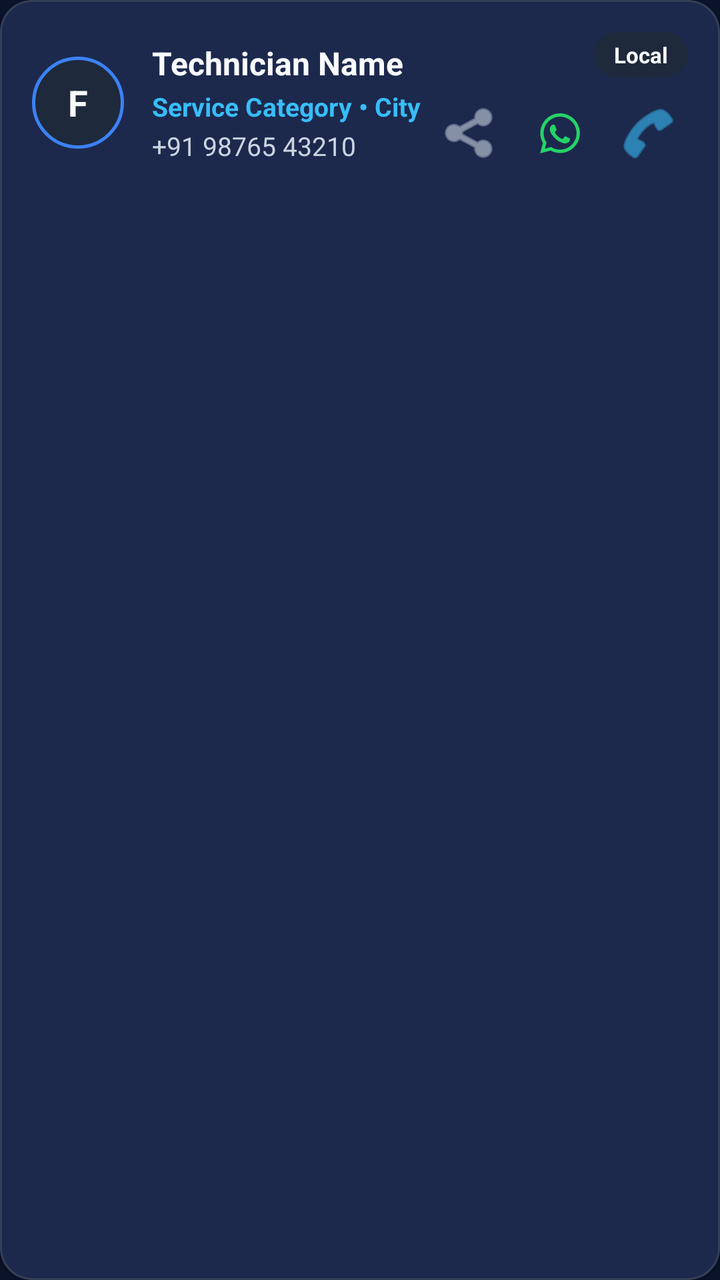
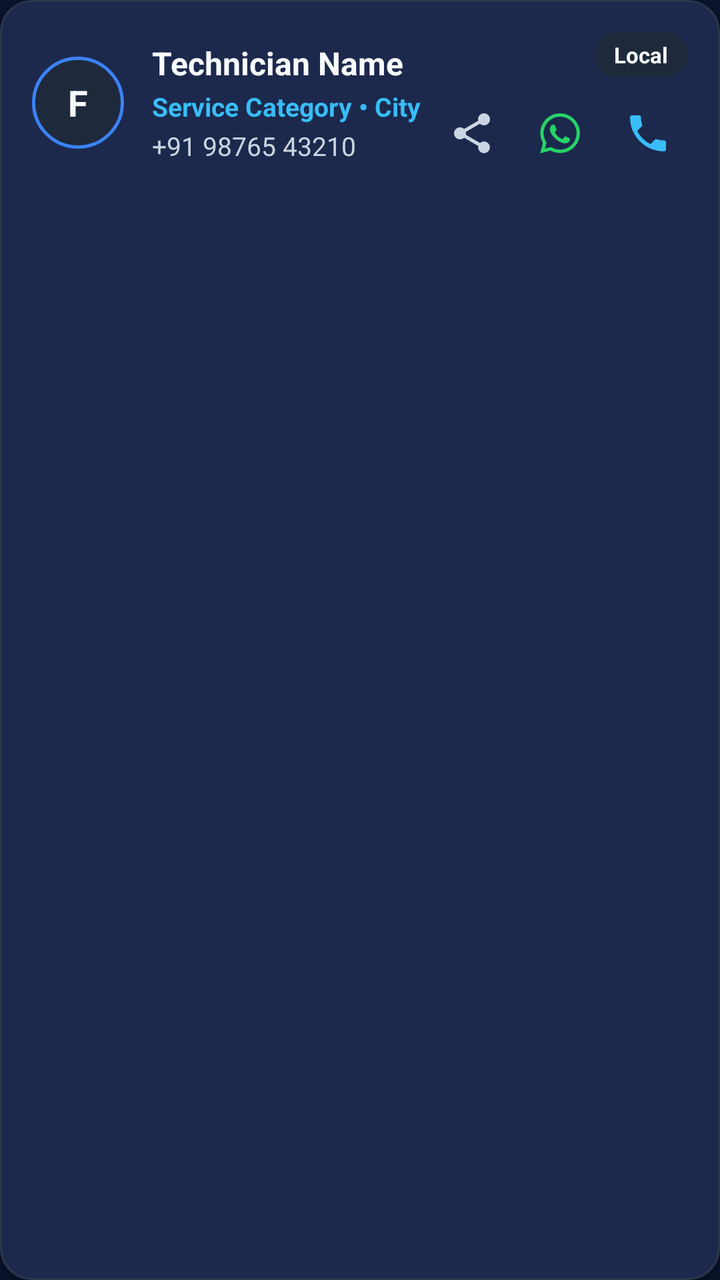

Screens rendered from an Android XML layout before and after an edit, with the pre-edit source and the edit as a unified diff.
<!-- AndroidManifest.xml: application theme Theme.FixitBhai -->
<!-- res/layout/item_contact.xml -->
<?xml version="1.0" encoding="utf-8"?>
<com.google.android.material.card.MaterialCardView xmlns:android="http://schemas.android.com/apk/res/android"
    xmlns:app="http://schemas.android.com/apk/res-auto"
    android:id="@+id/cardContact"
    android:layout_width="match_parent"
    android:layout_height="wrap_content"
    android:layout_marginHorizontal="12dp"
    android:layout_marginVertical="6dp"
    app:cardBackgroundColor="@color/surface_dark"
    app:cardCornerRadius="16dp"
    app:cardElevation="2dp"
    app:strokeColor="#334155"
    app:strokeWidth="1dp">

    <RelativeLayout
        android:layout_width="match_parent"
        android:layout_height="wrap_content"
        android:padding="16dp">

        
        <TextView
            android:id="@+id/tvAvatar"
            android:layout_width="46dp"
            android:layout_height="46dp"
            android:layout_alignParentStart="true"
            android:layout_centerVertical="true"
            android:background="@drawable/bg_avatar_circle"
            android:gravity="center"
            android:text="F"
            android:textColor="@color/text_primary"
            android:textSize="18sp"
            android:textStyle="bold" />

        
        <LinearLayout
            android:id="@+id/infoContainer"
            android:layout_width="wrap_content"
            android:layout_height="wrap_content"
            android:layout_centerVertical="true"
            android:layout_marginStart="14dp"
            android:layout_toEndOf="@id/tvAvatar"
            android:layout_toStartOf="@id/actionsContainer"
            android:orientation="vertical">

            <TextView
                android:id="@+id/tvName"
                android:layout_width="wrap_content"
                android:layout_height="wrap_content"
                android:ellipsize="end"
                android:maxLines="1"
                android:text="Technician Name"
                android:textColor="@color/text_primary"
                android:textSize="16sp"
                android:textStyle="bold" />

            <TextView
                android:id="@+id/tvCategoryCity"
                android:layout_width="wrap_content"
                android:layout_height="wrap_content"
                android:layout_marginTop="2dp"
                android:ellipsize="end"
                android:maxLines="1"
                android:text="Service Category • City"
                android:textColor="@color/accent_blue"
                android:textSize="13sp"
                android:textStyle="bold" />

            <TextView
                android:id="@+id/tvPhone"
                android:layout_width="wrap_content"
                android:layout_height="wrap_content"
                android:layout_marginTop="2dp"
                android:text="+91 98765 43210"
                android:textColor="@color/text_secondary"
                android:textSize="13sp" />
        </LinearLayout>

        
        <LinearLayout
            android:id="@+id/actionsContainer"
            android:layout_width="wrap_content"
            android:layout_height="wrap_content"
            android:layout_alignParentEnd="true"
            android:layout_centerVertical="true"
            android:gravity="end"
            android:orientation="vertical">

            
            <TextView
                android:id="@+id/tvSourceBadge"
                android:layout_width="wrap_content"
                android:layout_height="wrap_content"
                android:background="@drawable/bg_pill_tag"
                android:paddingHorizontal="10dp"
                android:paddingVertical="4dp"
                android:text="Local"
                android:textColor="@color/text_primary"
                android:textSize="11sp"
                android:textStyle="bold" />

            <LinearLayout
                android:layout_width="wrap_content"
                android:layout_height="wrap_content"
                android:layout_marginTop="8dp"
                android:orientation="horizontal">

                <ImageButton
                    android:id="@+id/btnShare"
                    android:layout_width="40dp"
                    android:layout_height="40dp"
                    android:background="?attr/selectableItemBackgroundBorderless"
                    android:contentDescription="Share Contact"
                    android:padding="8dp"
                    android:src="@android:drawable/ic_menu_share"
                    app:tint="@color/text_secondary" />

                <ImageButton
                    android:id="@+id/btnWhatsApp"
                    android:layout_width="40dp"
                    android:layout_height="40dp"
                    android:layout_marginStart="4dp"
                    android:background="?attr/selectableItemBackgroundBorderless"
                    android:contentDescription="@string/btn_whatsapp"
                    android:padding="8dp"
                    android:src="@drawable/ic_whatsapp" />

                <ImageButton
                    android:id="@+id/btnCall"
                    android:layout_width="40dp"
                    android:layout_height="40dp"
                    android:layout_marginStart="4dp"
                    android:background="?attr/selectableItemBackgroundBorderless"
                    android:contentDescription="Call Contact"
                    android:padding="8dp"
                    android:src="@android:drawable/ic_menu_call"
                    app:tint="@color/accent_blue" />
            </LinearLayout>
        </LinearLayout>

    </RelativeLayout>
</com.google.android.material.card.MaterialCardView>
<!-- resources referenced by this layout -->
<resources>
  <color name="accent_blue">#38BDF8</color>
  <color name="surface_dark">#1C2541</color>
  <color name="text_primary">#F8FAFC</color>
  <color name="text_secondary">#CBD5E1</color>
  <!-- drawable bg_avatar_circle (drawable) -->
  <?xml version="1.0" encoding="utf-8"?>
  <shape xmlns:android="http://schemas.android.com/apk/res/android"
      android:shape="oval">
      <solid android:color="#1E293B" />
      <stroke
          android:width="1.5dp"
          android:color="#3B82F6" />
  </shape>
  <!-- drawable bg_pill_tag (drawable) -->
  <?xml version="1.0" encoding="utf-8"?>
  <shape xmlns:android="http://schemas.android.com/apk/res/android"
      android:shape="rectangle">
      <corners android:radius="20dp" />
      <solid android:color="#1E293B" />
  </shape>
  <string name="btn_whatsapp">WhatsApp Contact</string>
  <style name="Theme.FixitBhai" parent="Theme.Material3.DayNight.NoActionBar">
          
          <item name="colorPrimary">@color/primary_blue</item>
          <item name="colorOnPrimary">@color/text_primary</item>
          <item name="colorPrimaryContainer">@color/surface_variant</item>
          <item name="colorOnPrimaryContainer">@color/text_primary</item>
  
          
          <item name="colorSecondary">@color/accent_blue</item>
          <item name="colorOnSecondary">@color/text_primary</item>
  
          
          <item name="android:windowBackground">@color/bg_dark</item>
          <item name="colorSurface">@color/surface_dark</item>
          <item name="colorOnSurface">@color/text_primary</item>
          <item name="colorSurfaceVariant">@color/surface_container</item>
          <item name="colorOnSurfaceVariant">@color/text_secondary</item>
  
          
          <item name="android:statusBarColor">@color/bg_dark</item>
          <item name="android:navigationBarColor">@color/bg_dark</item>
  
          
          <item name="materialCardViewStyle">@style/SleekCardStyle</item>
      </style>
  <color name="primary_blue">#2563EB</color>
  <color name="surface_variant">#3A506B</color>
  <color name="bg_dark">#0B132B</color>
  <color name="surface_container">#162032</color>
  <style name="SleekCardStyle" parent="Widget.Material3.CardView.Filled">
          <item name="cardBackgroundColor">@color/surface_dark</item>
          <item name="cardCornerRadius">16dp</item>
          <item name="strokeColor">@color/card_stroke</item>
          <item name="strokeWidth">1dp</item>
      </style>
  <color name="card_stroke">#2D3748</color>
  <!-- unchanged entries left out for length: 1 -->
</resources>

<!-- the commit's change to res/layout/item_contact.xml (unified diff, before → after) -->
@@ -9,7 +9,7 @@
     app:cardBackgroundColor="@color/surface_dark"
     app:cardCornerRadius="16dp"
     app:cardElevation="2dp"
-    app:strokeColor="#334155"
+    app:strokeColor="@color/card_stroke"
     app:strokeWidth="1dp">
 
     <RelativeLayout
@@ -111,7 +111,7 @@
                     android:background="?attr/selectableItemBackgroundBorderless"
                     android:contentDescription="Share Contact"
                     android:padding="8dp"
-                    android:src="@android:drawable/ic_menu_share"
+                    android:src="@drawable/ic_share"
                     app:tint="@color/text_secondary" />
 
                 <ImageButton
@@ -132,7 +132,7 @@
                     android:background="?attr/selectableItemBackgroundBorderless"
                     android:contentDescription="Call Contact"
                     android:padding="8dp"
-                    android:src="@android:drawable/ic_menu_call"
+                    android:src="@drawable/ic_phone"
                     app:tint="@color/accent_blue" />
             </LinearLayout>
         </LinearLayout>
<!-- resource entries referenced after the edit -->
@@ -20,6 +20,28 @@
       <corners android:radius="20dp" />
       <solid android:color="#1E293B" />
   </shape>
+  <!-- drawable ic_phone (drawable) -->
+  <?xml version="1.0" encoding="utf-8"?>
+  <vector xmlns:android="http://schemas.android.com/apk/res/android"
+      android:width="24dp"
+      android:height="24dp"
+      android:viewportWidth="24"
+      android:viewportHeight="24">
+      <path
+          android:fillColor="#FFFFFF"
+          android:pathData="M6.62,10.79C8.06,13.62 10.38,15.94 13.21,17.38L15.41,15.18C15.69,14.9 16.08,14.82 16.43,14.93C17.55,15.3 18.75,15.5 20,15.5C20.55,15.5 21,15.95 21,16.5V20C21,20.55 20.55,21 20,21C10.61,21 3,13.39 3,4C3,3.45 3.45,3 4,3H7.5C8.05,3 8.5,3.45 8.5,4C8.5,5.25 8.7,6.45 9.07,7.57C9.18,7.92 9.1,8.31 8.82,8.59L6.62,10.79Z" />
+  </vector>
+  <!-- drawable ic_share (drawable) -->
+  <?xml version="1.0" encoding="utf-8"?>
+  <vector xmlns:android="http://schemas.android.com/apk/res/android"
+      android:width="24dp"
+      android:height="24dp"
+      android:viewportWidth="24"
+      android:viewportHeight="24">
+      <path
+          android:fillColor="#FFFFFF"
+          android:pathData="M18,16.08C17.24,16.08 16.56,16.38 16.04,16.85L8.91,12.7C8.96,12.47 9,12.24 9,12C9,11.76 8.96,11.53 8.91,11.3L15.96,7.19C16.5,7.69 17.21,8 18,8C19.66,8 21,6.66 21,5C21,3.34 19.66,2 18,2C16.34,2 15,3.34 15,5C15,5.24 15.04,5.47 15.09,5.7L8.04,9.81C7.5,9.31 6.79,9 6,9C4.34,9 3,10.34 3,12C3,13.66 4.34,15 6,15C6.79,15 7.5,14.69 8.04,14.19L15.16,18.34C15.11,18.55 15.08,18.78 15.08,19C15.08,20.61 16.39,21.92 18,21.92C19.61,21.92 20.92,20.61 20.92,19C20.92,17.39 19.61,16.08 18,16.08Z" />
+  </vector>
   <string name="btn_whatsapp">WhatsApp Contact</string>
   <style name="Theme.FixitBhai" parent="Theme.Material3.DayNight.NoActionBar">
           
